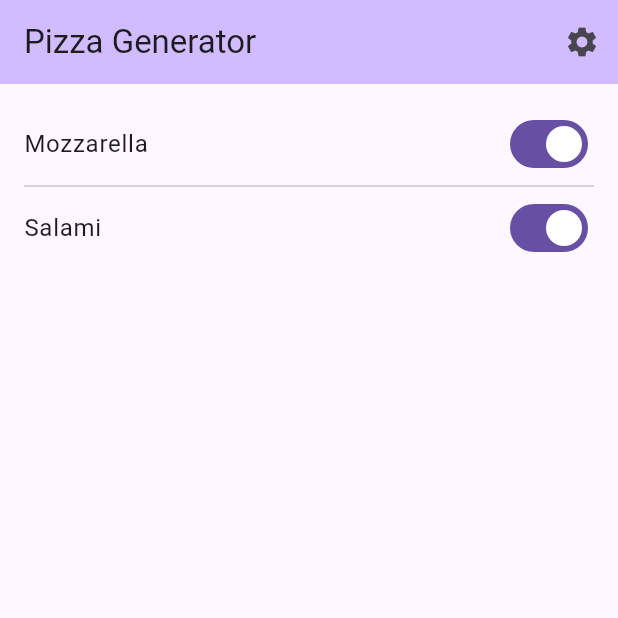
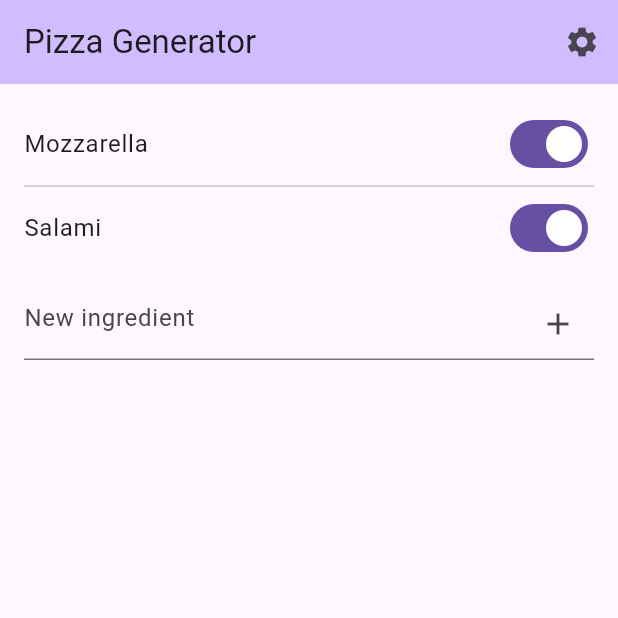
Before and after one commit to Canjok/pizza_generator, a Flutter app: the screen it shows after launch, on a phone screen of 412 x 824 dp, the top half of it. Run offline on Flutter 3.47's test engine with Material 3 defaults, Android fonts, the phone set to English and light mode, and no system bars; our stand-ins replace bloc, equatable, flutter_bloc, fpdart, freezed_annotation, get_it and 1 more; generated files the repository leaves out were written again.

Commit message:
[39] Added add ingredient item to pizza generator body

```diff
--- a/pizza_generator/lib/features/pizza_generator/widgets/pizza_generator_body.dart
+++ b/pizza_generator/lib/features/pizza_generator/widgets/pizza_generator_body.dart
@@ -1,5 +1,7 @@
 import 'package:flutter/material.dart';
+import 'package:pizza_generator/features/common/widget_constants.dart';
 import 'package:pizza_generator/features/pizza_generator/bloc/bloc.dart';
+import 'package:pizza_generator/features/pizza_generator/widgets/add_ingredient_item.dart';
 import 'package:pizza_generator/features/pizza_generator/widgets/selectable_ingredient_widget.dart';
 
 /// {@template pizza_generator_body}
@@ -15,7 +17,10 @@ class PizzaGeneratorBody extends StatelessWidget {
   Widget build(BuildContext context) {
     return BlocBuilder<PizzaGeneratorBloc, PizzaGeneratorState>(
       builder: (context, state) {
-        return ListView.separated(
+        return Column(
+          children: [
+            ListView.separated(
+              shrinkWrap: true,
               itemBuilder: (context, index) => ingredientBuilder(
                 context,
                 index,
@@ -25,6 +30,10 @@ class PizzaGeneratorBody extends StatelessWidget {
                 height: 8,
               ),
               itemCount: state.ingredients.length,
+            ),
+            SizedBox(height: WidgetConstants.mediumGap),
+            const AddIngredientItem(),
+          ],
         );
       },
     );
```
Lines whose indentation alone changed are shown as unchanged.
